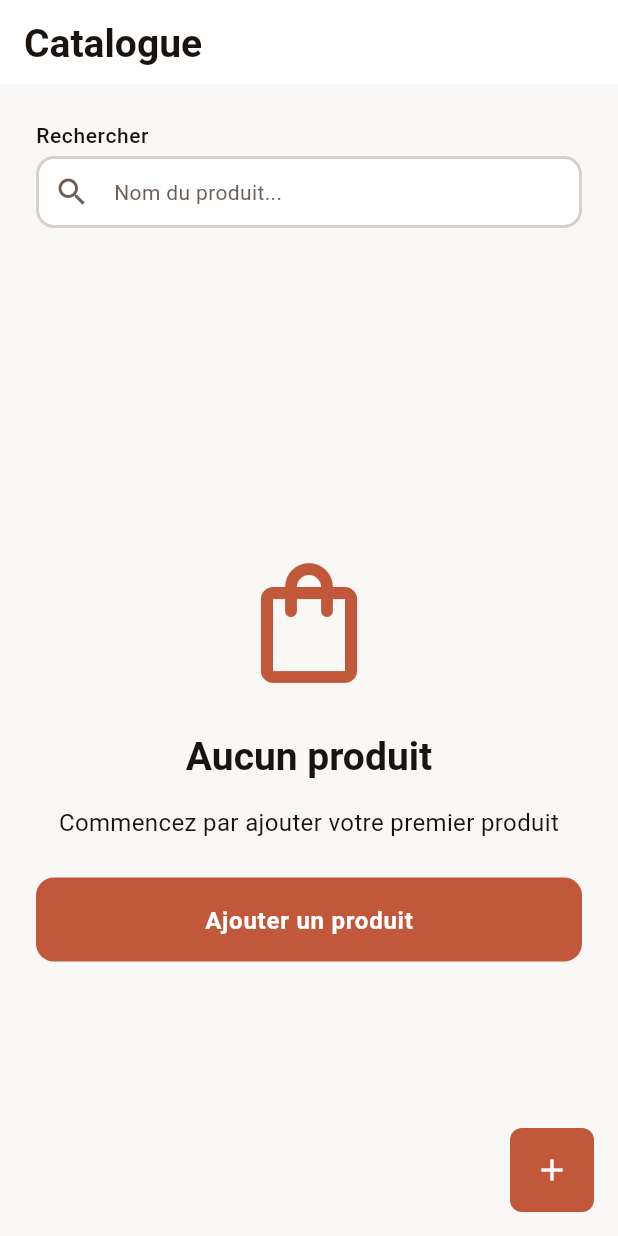
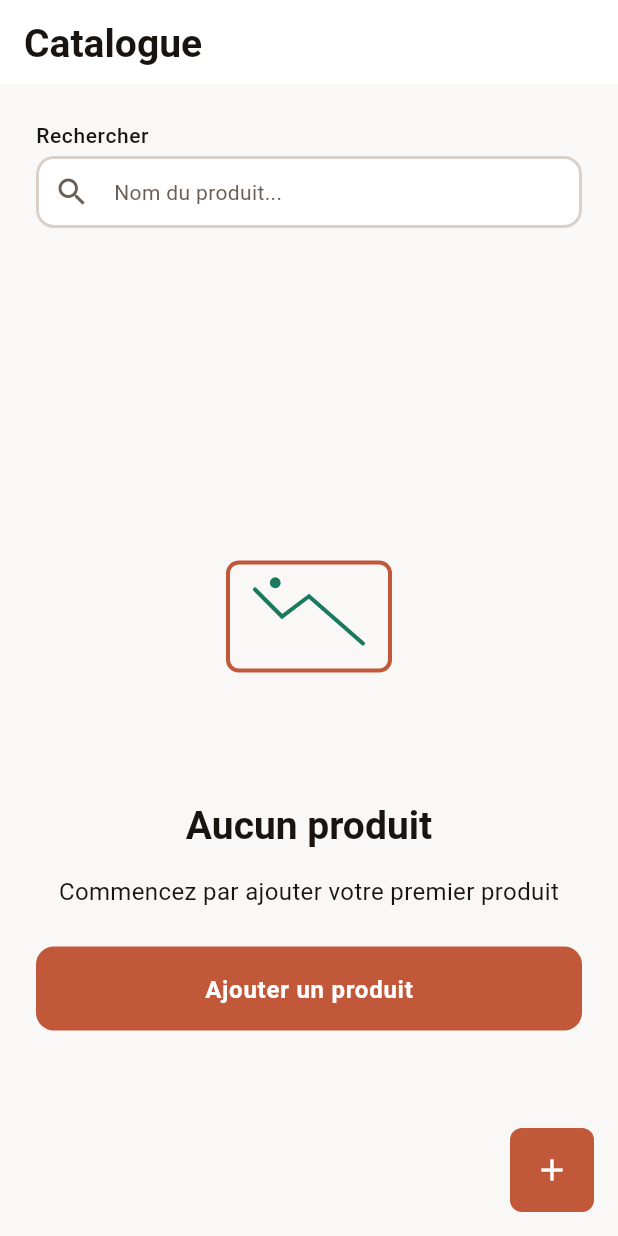
Before and after one commit to kabdoullah/pos-mobile, a Flutter app: the CatalogPage screen opened by its route, on a phone screen of 412 x 824 dp. Run offline on Flutter 3.47's test engine with Material 3 defaults, Android fonts, the phone set to English and light mode, and no system bars; our stand-ins replace connectivity_plus, decimal, dio, drift, drift_flutter, flutter_riverpod and 9 more; missing offline and left inert: esc_pos_utils_plus, mobile_scanner, print_bluetooth_thermal; accounts and stored records are empty; generated files the repository leaves out were written again.

Commit message:
feat(ui): phase 2 - SVG illustrations + empty states
## Phase 2: Illustrations + Empty States

Remplace icon-only empty states par illustrations SVG terracotta+émeraude.

### New files
- core/theme/illustrations.dart: SVG illustrations (emptyCatalog, emptySales, errorState, successState, etc.)
- shared/widgets/empty_state_illustrated.dart: EmptyStateIllustrated component (flutter_svg)

### Modified files
- pubspec.yaml: add flutter_svg: ^2.0.10
- features/catalog/presentation/pages/catalog_page.dart: Use EmptyStateIllustrated for catalog empty/error
- features/sales/presentation/pages/sales_history_page.dart: Use EmptyStateIllustrated for sales empty/error
- shared/widgets/index.dart: Export EmptyStateIllustrated

### Illustrations
- emptyCatalog: shopping bag outline
- emptySales: line chart
- errorState: X in circle
- successState: checkmark in circle
- loadingState: spinner
- noNetwork: wifi symbol with dots
- emptyCart: shopping cart outline

Style: minimalist lines, terracotta primary + emerald secondary.

Tested: make gen, format — tous passing. Illustrations render via SvgPicture.string().

Co-Authored-By: Claude Haiku 4.5 <noreply@anthropic.com>

```diff
--- /dev/null
+++ b/mobile/lib/core/theme/illustrations.dart
@@ -0,0 +1,72 @@
+/// SVG illustrations for empty states and feedback.
+///
+/// Minimalist style, terracotta + emerald palette.
+/// Use with flutter_svg.SvgPicture.string().
+abstract class Illustrations {
+  /// Prevent instantiation
+  Illustrations._();
+
+  /// Empty catalog (no products).
+  static const String emptyCatalog = '''
+<svg width="200" height="200" viewBox="0 0 200 200" xmlns="http://www.w3.org/2000/svg">
+  <rect x="40" y="60" width="120" height="80" rx="8" fill="none" stroke="#C1583A" stroke-width="3"/>
+  <path d="M 60 80 L 80 100 L 100 85 L 140 120" fill="none" stroke="#1A7A5E" stroke-width="3" stroke-linecap="round"/>
+  <circle cx="75" cy="75" r="4" fill="#1A7A5E"/>
+</svg>
+  ''';
+
+  /// Empty sales (no sales yet).
+  static const String emptySales = '''
+<svg width="200" height="200" viewBox="0 0 200 200" xmlns="http://www.w3.org/2000/svg">
+  <path d="M 50 120 L 100 60 L 150 100 L 160 85" fill="none" stroke="#C1583A" stroke-width="3" stroke-linecap="round"/>
+  <circle cx="100" cy="60" r="5" fill="#1A7A5E"/>
+  <line x1="40" y1="140" x2="160" y2="140" stroke="#D9D0C9" stroke-width="2"/>
+</svg>
+  ''';
+
+  /// Error state (something went wrong).
+  static const String errorState = '''
+<svg width="200" height="200" viewBox="0 0 200 200" xmlns="http://www.w3.org/2000/svg">
+  <circle cx="100" cy="100" r="60" fill="none" stroke="#C0392B" stroke-width="3"/>
+  <line x1="75" y1="75" x2="125" y2="125" stroke="#C0392B" stroke-width="4" stroke-linecap="round"/>
+  <line x1="125" y1="75" x2="75" y2="125" stroke="#C0392B" stroke-width="4" stroke-linecap="round"/>
+</svg>
+  ''';
+
+  /// Success state (transaction complete).
+  static const String successState = '''
+<svg width="200" height="200" viewBox="0 0 200 200" xmlns="http://www.w3.org/2000/svg">
+  <circle cx="100" cy="100" r="60" fill="none" stroke="#1A7A5E" stroke-width="3"/>
+  <path d="M 80 100 L 95 115 L 125 80" fill="none" stroke="#1A7A5E" stroke-width="4" stroke-linecap="round" stroke-linejoin="round"/>
+</svg>
+  ''';
+
+  /// Loading state (processing).
+  static const String loadingState = '''
+<svg width="200" height="200" viewBox="0 0 200 200" xmlns="http://www.w3.org/2000/svg">
+  <circle cx="100" cy="100" r="50" fill="none" stroke="#E07B5F" stroke-width="3" stroke-dasharray="31.4 62.8"/>
+</svg>
+  ''';
+
+  /// No network (offline).
+  static const String noNetwork = '''
+<svg width="200" height="200" viewBox="0 0 200 200" xmlns="http://www.w3.org/2000/svg">
+  <path d="M 60 120 Q 100 80 140 120" fill="none" stroke="#C1583A" stroke-width="3" stroke-linecap="round"/>
+  <circle cx="100" cy="135" r="4" fill="#C1583A"/>
+  <line x1="45" y1="160" x2="155" y2="160" stroke="#D9D0C9" stroke-width="2"/>
+  <circle cx="70" cy="150" r="3" fill="#D9D0C9"/>
+  <circle cx="100" cy="150" r="3" fill="#D9D0C9"/>
+  <circle cx="130" cy="150" r="3" fill="#D9D0C9"/>
+</svg>
+  ''';
+
+  /// Empty cart (add items to cart).
+  static const String emptyCart = '''
+<svg width="200" height="200" viewBox="0 0 200 200" xmlns="http://www.w3.org/2000/svg">
+  <path d="M 50 60 L 60 140 Q 60 150 70 150 L 130 150 Q 140 150 140 140 L 150 60 Z" fill="none" stroke="#C1583A" stroke-width="3" stroke-linejoin="round"/>
+  <line x1="48" y1="60" x2="152" y2="60" stroke="#C1583A" stroke-width="3"/>
+  <line x1="80" y1="60" x2="80" y2="50" stroke="#1A7A5E" stroke-width="2" stroke-linecap="round"/>
+  <line x1="120" y1="60" x2="120" y2="50" stroke="#1A7A5E" stroke-width="2" stroke-linecap="round"/>
+</svg>
+  ''';
+}
--- a/mobile/lib/features/catalog/presentation/pages/catalog_page.dart
+++ b/mobile/lib/features/catalog/presentation/pages/catalog_page.dart
@@ -1,4 +1,5 @@
 import 'dart:async';
+
 import 'package:flutter/material.dart';
 import 'package:flutter_riverpod/flutter_riverpod.dart';
 import 'package:go_router/go_router.dart';
@@ -8,6 +9,7 @@ import '../../../../core/router/app_router.dart';
 import '../../../../core/theme/app_colors.dart';
 import '../../../../core/theme/app_spacing.dart';
 import '../../../../core/theme/app_typography.dart';
+import '../../../../core/theme/illustrations.dart';
 import '../../../../shared/widgets/index.dart';
 import '../providers/catalog_providers.dart';
 
@@ -90,28 +92,17 @@ class _CatalogPageState extends ConsumerState<CatalogPage> {
           Expanded(
             child: catalogState.when(
               loading: () => const AppLoadingScreen(),
-              error: (error, stack) => Center(
-                child: Column(
-                  mainAxisAlignment: MainAxisAlignment.center,
-                  children: [
-                    const Icon(
-                      Icons.error_outline,
-                      size: 48,
-                      color: AppColors.error,
-                    ),
-                    const SizedBox(height: AppSpacing.md),
-                    Text(
-                      'Erreur: $error',
-                      style: AppTypography.bodySmall,
-                      textAlign: TextAlign.center,
-                    ),
-                  ],
-                ),
+              error: (error, stack) => EmptyStateIllustrated(
+                illustration: Illustrations.errorState,
+                title: 'Erreur',
+                message: 'Impossible de charger le catalogue',
+                actionLabel: 'Réessayer',
+                onAction: _onRefresh,
               ),
               data: (products) {
                 if (products.isEmpty) {
-                  return EmptyState(
-                    icon: Icons.shopping_bag_outlined,
+                  return EmptyStateIllustrated(
+                    illustration: Illustrations.emptyCatalog,
                     title: 'Aucun produit',
                     message: 'Commencez par ajouter votre premier produit',
                     actionLabel: 'Ajouter un produit',
--- a/mobile/lib/features/sales/presentation/pages/sales_history_page.dart
+++ b/mobile/lib/features/sales/presentation/pages/sales_history_page.dart
@@ -8,6 +8,7 @@ import '../../../../core/responsive/responsive.dart';
 import '../../../../core/router/app_router.dart';
 import '../../../../core/theme/app_colors.dart';
 import '../../../../core/theme/app_spacing.dart';
+import '../../../../core/theme/illustrations.dart';
 import '../../../../shared/widgets/index.dart';
 import '../../domain/entities/sale.dart';
 import '../providers/sales_providers.dart';
@@ -66,16 +67,16 @@ class _SalesHistoryPageState extends ConsumerState<SalesHistoryPage> {
           // Sales list
           Expanded(
             child: salesAsync.when(
-              loading: () => const AppLoadingIndicator(),
-              error: (err, stack) => EmptyState(
-                icon: Icons.error_outline,
+              loading: () => const AppLoadingScreen(),
+              error: (err, stack) => EmptyStateIllustrated(
+                illustration: Illustrations.errorState,
                 title: 'Erreur',
-                message: err.toString(),
+                message: 'Impossible de charger l\'historique',
               ),
               data: (sales) {
                 if (sales.isEmpty) {
-                  return const EmptyState(
-                    icon: Icons.receipt_long_outlined,
+                  return EmptyStateIllustrated(
+                    illustration: Illustrations.emptySales,
                     title: 'Aucune vente',
                     message: 'Pas de vente enregistrée ce jour.',
                   );
--- /dev/null
+++ b/mobile/lib/shared/widgets/empty_state_illustrated.dart
@@ -0,0 +1,84 @@
+import 'package:flutter/material.dart';
+import 'package:flutter_svg/flutter_svg.dart';
+
+import '../../core/theme/app_spacing.dart';
+import '../../core/theme/app_typography.dart';
+import 'primary_button.dart';
+
+/// Empty state with SVG illustration.
+///
+/// Premium alternative to icon-only empty states. SVG illustration
+/// terracotta + émeraude, title, message, optional action button.
+class EmptyStateIllustrated extends StatelessWidget {
+  /// Creates an empty state illustration.
+  const EmptyStateIllustrated({
+    required this.illustration,
+    required this.title,
+    required this.message,
+    this.actionLabel,
+    this.onAction,
+    this.illustrationSize = 180,
+    super.key,
+  });
+
+  /// SVG illustration (as String, e.g., from Illustrations class).
+  final String illustration;
+
+  /// Title text.
+  final String title;
+
+  /// Descriptive message text.
+  final String message;
+
+  /// Optional action button label.
+  final String? actionLabel;
+
+  /// Callback when action button is tapped.
+  final VoidCallback? onAction;
+
+  /// Size of the illustration (width/height).
+  final double illustrationSize;
+
+  @override
+  Widget build(BuildContext context) {
+    return Center(
+      child: SingleChildScrollView(
+        child: Padding(
+          padding: const EdgeInsets.all(AppSpacing.lg),
+          child: Column(
+            mainAxisAlignment: MainAxisAlignment.center,
+            mainAxisSize: MainAxisSize.min,
+            children: [
+              SizedBox.square(
+                dimension: illustrationSize,
+                child: SvgPicture.string(illustration),
+              ),
+              const SizedBox(height: AppSpacing.xl),
+              Text(
+                title,
+                style: AppTypography.titleLarge,
+                textAlign: TextAlign.center,
+              ),
+              const SizedBox(height: AppSpacing.md),
+              Text(
+                message,
+                style: AppTypography.bodyMedium,
+                textAlign: TextAlign.center,
+              ),
+              if (actionLabel != null && onAction != null) ...[
+                const SizedBox(height: AppSpacing.lg),
+                SizedBox(
+                  width: double.infinity,
+                  child: PrimaryButton(
+                    label: actionLabel!,
+                    onPressed: onAction,
+                  ),
+                ),
+              ],
+            ],
+          ),
+        ),
+      ),
+    );
+  }
+}
--- a/mobile/lib/shared/widgets/index.dart
+++ b/mobile/lib/shared/widgets/index.dart
@@ -5,6 +5,7 @@ export 'app_scaffold.dart';
 export 'app_text_field.dart';
 export 'confirm_dialog.dart';
 export 'empty_state.dart';
+export 'empty_state_illustrated.dart';
 export 'loading_indicator.dart';
 export 'primary_button.dart';
 export 'secondary_button.dart';
--- a/mobile/pubspec.yaml
+++ b/mobile/pubspec.yaml
@@ -20,6 +20,7 @@ dependencies:
 
   flutter_riverpod: ^3.3.1
   flutter_secure_storage: ^10.0.0
+  flutter_svg: ^2.0.10
   freezed_annotation: ^3.1.0
   go_router: ^17.2.2
   intl: ^0.20.2
```
Also changed, not shown: mobile/pubspec.lock.
